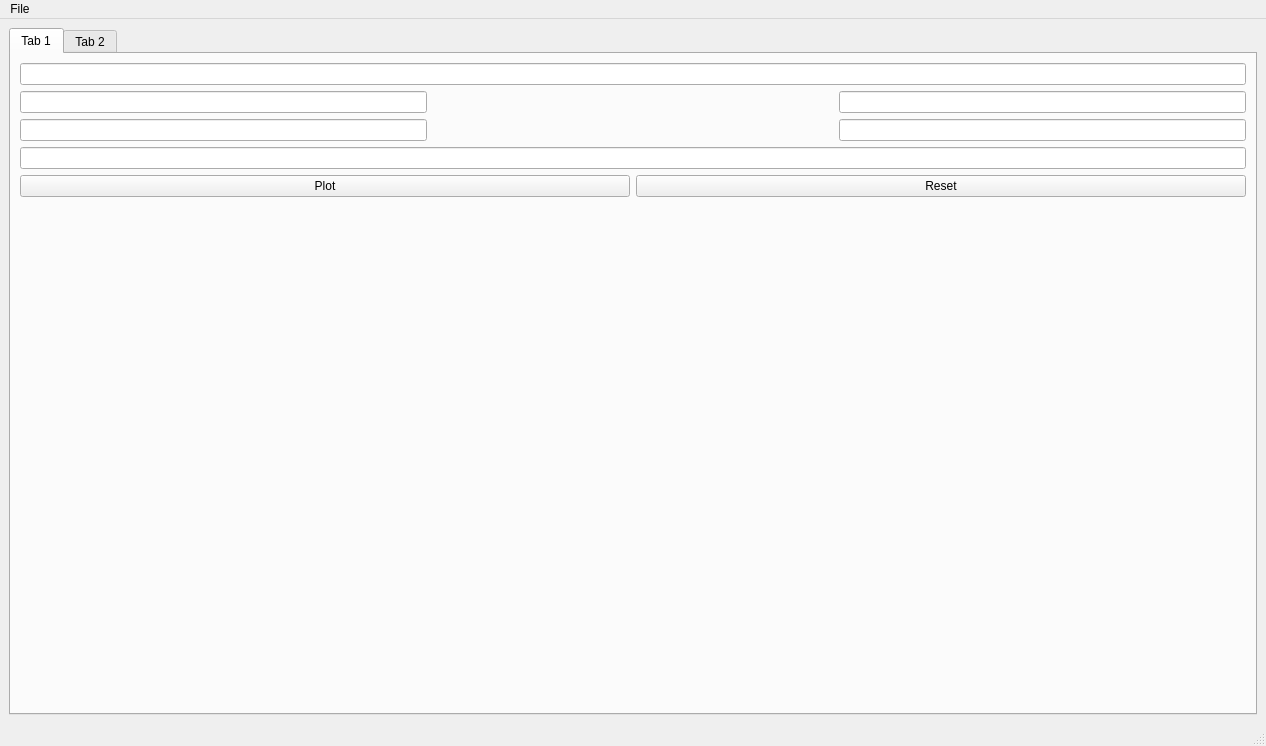
Qt form UI/MainLayout.ui (Mostafa-ashraf19/FunctionPlotter) before a commit.
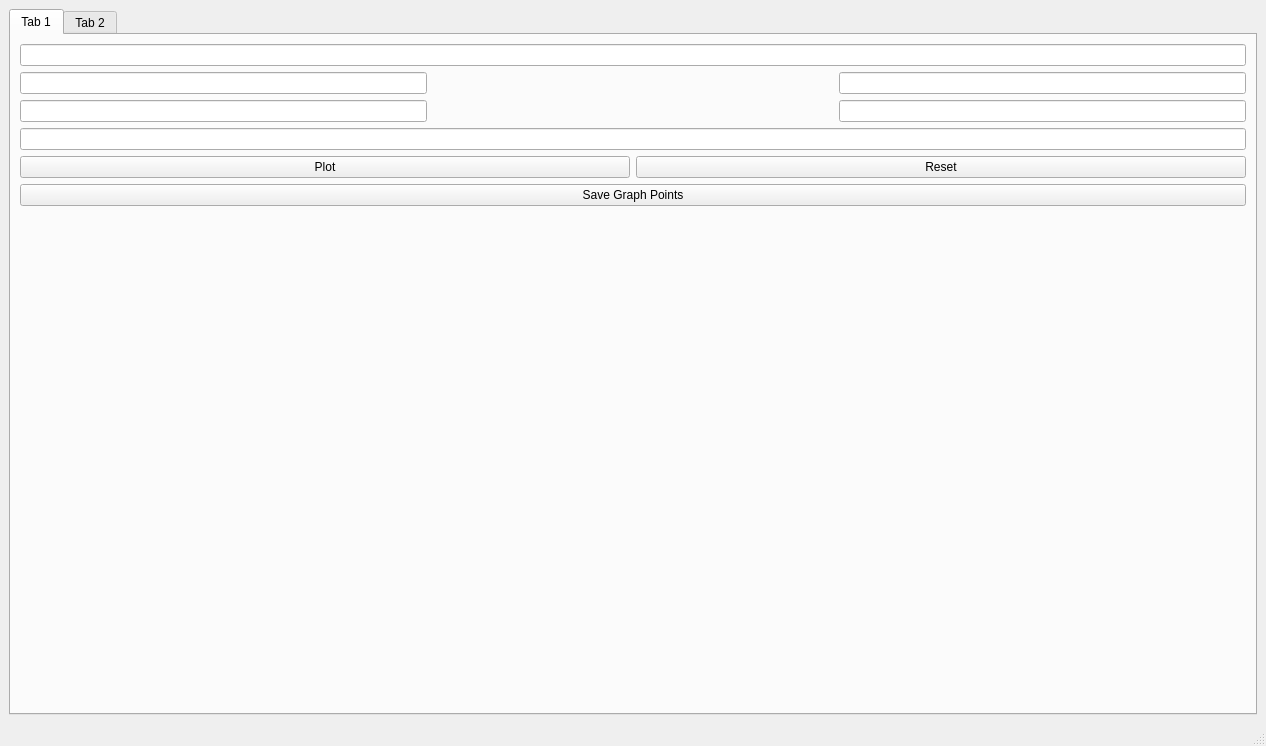
The same form after that commit.

Commit message: Added Save graph points feature.

The edit to the form file:
```diff
--- a/UI/MainLayout.ui
+++ b/UI/MainLayout.ui
@@ -114,6 +114,13 @@
             </item>
            </layout>
           </item>
+          <item>
+           <widget class="QPushButton" name="svgraph">
+            <property name="text">
+             <string>Save Graph Points</string>
+            </property>
+           </widget>
+          </item>
           <item>
            <layout class="QHBoxLayout" name="horizontalLayout_4">
             <item>
@@ -177,13 +184,6 @@
      <height>22</height>
     </rect>
    </property>
-   <widget class="QMenu" name="menuFile">
-    <property name="title">
-     <string>File</string>
-    </property>
-    <addaction name="actionSave_current_graph"/>
-   </widget>
-   <addaction name="menuFile"/>
   </widget>
   <widget class="QStatusBar" name="statusbar"/>
   <action name="actionDraw_from_Points">
```
Left out of the diff: 2 changed lines with no effect on the pictures. The commit also changes 1 other file.
